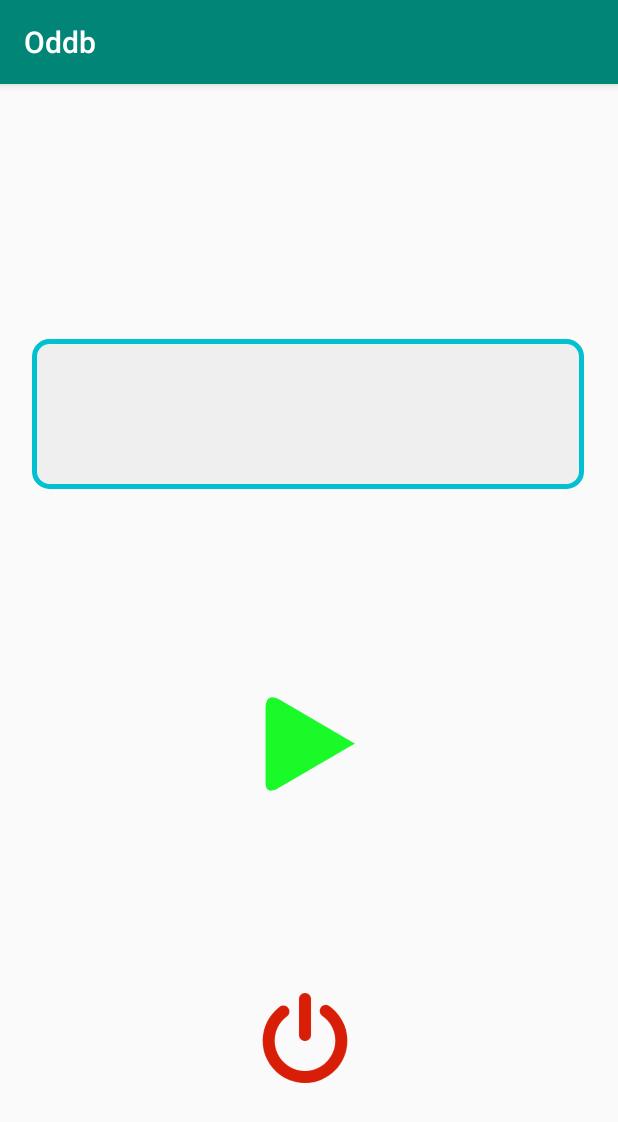
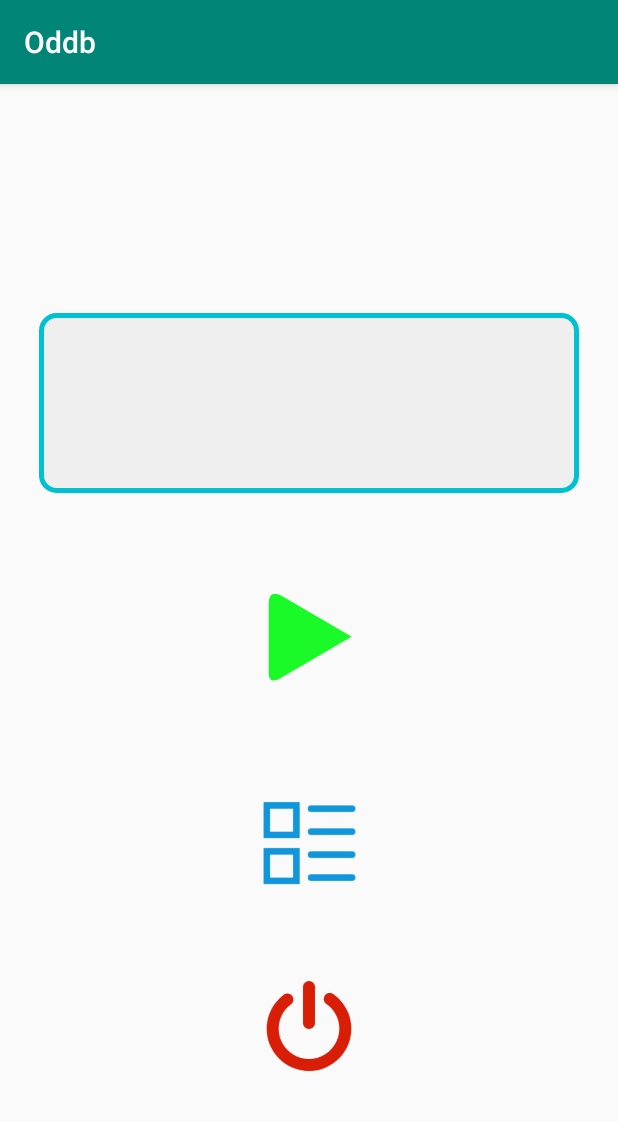
Before and after one commit to CNife/totem-android, an Android app: the screen it shows after launch (MainActivity), on a phone screen of 412 x 824 dp. Shown: the top 1122 px of the screen. Run offline under Robolectric (Android 15) with nearby library versions, the phone set to English and light mode, and no system bars.

```diff
--- a/app/src/main/java/drz/oddb/MainActivity.java
+++ b/app/src/main/java/drz/oddb/MainActivity.java
@@ -29,8 +29,6 @@ public class MainActivity extends AppCompatActivity {
 
 
 
-    //BGM
-    private Intent intent = new Intent("com.angel.Android.MUSIC");
 
     @Override
     protected void onCreate(Bundle savedInstanceState) {
@@ -47,9 +45,9 @@ public class MainActivity extends AppCompatActivity {
         button.setOnClickListener(new View.OnClickListener() {
             @Override
             public void onClick(View v) {
-
-                //trans.Test();
-                trans.query(editText.getText().toString());
+                onStop();
+                trans.Test();
+                //trans.query(editText.getText().toString());
             }
         });
 
@@ -89,7 +87,7 @@ public class MainActivity extends AppCompatActivity {
                 public void onClick(DialogInterface dialog, int which) {
                 }
             });
-            dialog.show();
+            dialog.show_pressed();
         }
     }
     */
--- /dev/null
+++ b/app/src/main/res/drawable/show_selector.xml
@@ -0,0 +1,10 @@
+<?xml version="1.0" encoding="utf-8"?>
+<selector xmlns:android="http://schemas.android.com/apk/res/android">
+    <item
+        android:state_pressed="true"
+        android:drawable="@drawable/show_pressed"/>
+    <item
+        android:state_pressed="false"
+        android:drawable="@drawable/show"/>
+
+</selector>
--- a/app/src/main/res/layout/activity_main.xml
+++ b/app/src/main/res/layout/activity_main.xml
@@ -10,29 +10,27 @@
 
     <EditText
         android:id="@+id/edit_text"
-        android:layout_width="368dp"
-        android:layout_height="100dp"
+        android:layout_width="360dp"
+        android:layout_height="120dp"
         android:layout_marginStart="21dp"
-        android:layout_marginTop="170dp"
+        android:layout_marginTop="150dp"
         android:layout_marginEnd="21dp"
-        android:layout_marginBottom="117dp"
+        android:layout_marginBottom="59dp"
         android:background="@drawable/edit_tv"
         android:maxLines="2"
         app:layout_constraintBottom_toTopOf="@+id/button"
         app:layout_constraintEnd_toEndOf="parent"
-        app:layout_constraintHorizontal_bias="0.0"
         app:layout_constraintStart_toStartOf="parent"
-        app:layout_constraintTop_toTopOf="parent"
-        app:layout_constraintVertical_chainStyle="spread_inside" />
+        app:layout_constraintTop_toTopOf="parent" />
 
     <Button
         android:id="@+id/button"
-        android:layout_width="75dp"
-        android:layout_height="75dp"
-        android:layout_marginBottom="289dp"
+        android:layout_width="70dp"
+        android:layout_height="70dp"
+        android:layout_marginBottom="62dp"
         android:background="@drawable/begin_selector"
         android:text=""
-        app:layout_constraintBottom_toBottomOf="parent"
+        app:layout_constraintBottom_toTopOf="@+id/showbutton"
         app:layout_constraintEnd_toEndOf="parent"
         app:layout_constraintStart_toStartOf="parent"
         app:layout_constraintTop_toBottomOf="@+id/edit_text" />
@@ -41,15 +39,26 @@
         android:id="@+id/exit_button"
         android:layout_width="80dp"
         android:layout_height="80dp"
-        android:layout_marginTop="8dp"
-        android:layout_marginBottom="83dp"
+        android:layout_marginBottom="97dp"
         android:background="@drawable/exit_selector"
         android:text=""
         app:layout_constraintBottom_toBottomOf="parent"
         app:layout_constraintEnd_toEndOf="parent"
-        app:layout_constraintHorizontal_bias="0.492"
         app:layout_constraintStart_toStartOf="parent"
-        app:layout_constraintTop_toBottomOf="@+id/button"
-        app:layout_constraintVertical_bias="0.929" />
+        app:layout_constraintTop_toBottomOf="@+id/showbutton" />
+
+    <Button
+        android:id="@+id/showbutton"
+        android:layout_width="70dp"
+        android:layout_height="70dp"
+        android:layout_marginStart="5dp"
+        android:layout_marginEnd="5dp"
+        android:layout_marginBottom="45dp"
+        android:background="@drawable/show_selector"
+        android:text=""
+        app:layout_constraintBottom_toTopOf="@+id/exit_button"
+        app:layout_constraintEnd_toEndOf="@+id/exit_button"
+        app:layout_constraintStart_toStartOf="@+id/exit_button"
+        app:layout_constraintTop_toBottomOf="@+id/button" />
 
 </android.support.constraint.ConstraintLayout>
```
Also changed, not shown: app/src/main/java/drz/oddb/PrintResult.java (+4 -5 lines), app/src/main/res/layout/print_result.xml (+3 -17 lines), app/src/main/res/drawable/show.png (added), app/src/main/res/drawable/show_pressed.png (added), app/src/main/res/drawable/tab_bg.9.png (added).
